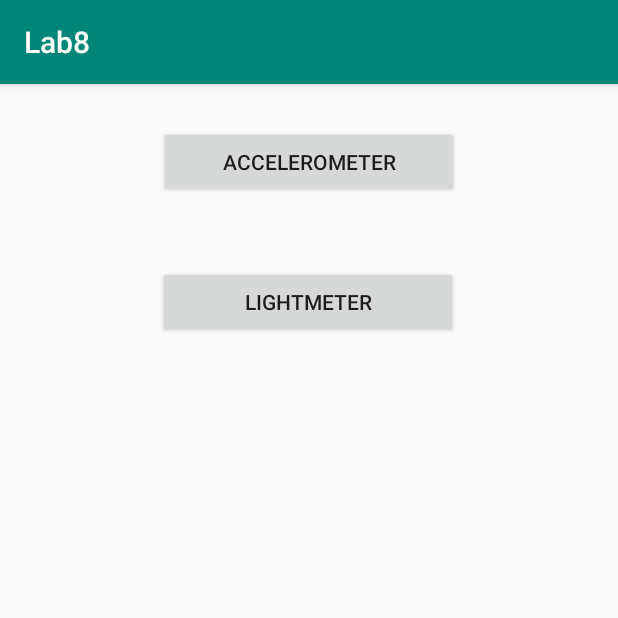
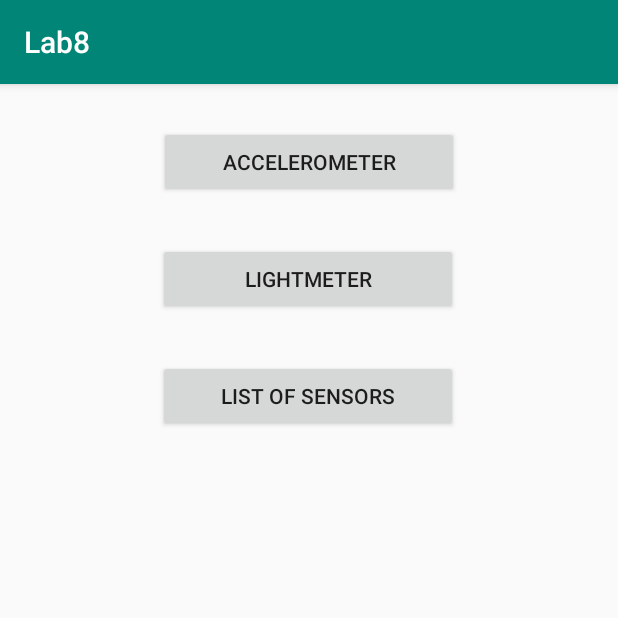
Before and after one commit to githubilona/TM8-sensors, an Android app: the screen it shows after launch (MainActivity), on a phone screen of 412 x 824 dp, the top half of it. Run offline under Robolectric (Android 15) with nearby library versions, the phone set to English and light mode, and no system bars.

Commit message:
sensor list

```diff
--- a/app/src/main/AndroidManifest.xml
+++ b/app/src/main/AndroidManifest.xml
@@ -13,7 +13,8 @@
         android:roundIcon="@mipmap/ic_launcher_round"
         android:supportsRtl="true"
         android:theme="@style/AppTheme">
-        <activity android:name=".LightmeterActivity"></activity>
+        <activity android:name=".SensorListActivity"></activity>
+        <activity android:name=".LightmeterActivity" />
         <activity android:name=".AccelerometerActivity" />
         <activity android:name=".MainActivity">
             <intent-filter>
--- a/app/src/main/java/com/example/lab8/MainActivity.java
+++ b/app/src/main/java/com/example/lab8/MainActivity.java
@@ -8,21 +8,22 @@ import android.view.View;
 
 public class MainActivity extends AppCompatActivity {
 
+    @Override
+    protected void onCreate(Bundle savedInstanceState) {
+        super.onCreate(savedInstanceState);
+        setContentView(R.layout.activity_main);
+    }
+    public void accelerometerButtonOnClick(View view) {
+        Intent accelerometerIntent = new Intent(this, AccelerometerActivity.class);
+        startActivity(accelerometerIntent);
+    }
     public void lightmeterButtonOnClick(View view) {
         Intent lightmeterIntent = new Intent(this, LightmeterActivity.class);
         startActivity(lightmeterIntent);
     }
 
-    public void accelerometerButtonOnClick(View view) {
-        Intent accelerometerIntent = new Intent(this, AccelerometerActivity.class);
-        startActivity(accelerometerIntent);
+    public void listOfSensorsOnClick(View view) {
+        Intent sensorListIntent = new Intent(this, SensorListActivity.class);
+        startActivity(sensorListIntent);
     }
-
-
-    @Override
-    protected void onCreate(Bundle savedInstanceState) {
-        super.onCreate(savedInstanceState);
-        setContentView(R.layout.activity_main);
-    }
-
 }
--- a/app/src/main/res/layout/activity_main.xml
+++ b/app/src/main/res/layout/activity_main.xml
@@ -24,14 +24,25 @@
         android:id="@+id/lightmeterButton"
         android:layout_width="wrap_content"
         android:layout_height="wrap_content"
-        android:layout_marginTop="32dp"
+        android:layout_marginTop="30dp"
         android:width="200dp"
         android:onClick="lightmeterButtonOnClick"
         android:text="Lightmeter"
-        app:layout_constraintBottom_toBottomOf="parent"
         app:layout_constraintEnd_toEndOf="parent"
         app:layout_constraintHorizontal_bias="0.497"
         app:layout_constraintStart_toStartOf="parent"
-        app:layout_constraintTop_toBottomOf="@+id/accelerometerButton"
-        app:layout_constraintVertical_bias="0.022" />
+        app:layout_constraintTop_toBottomOf="@+id/accelerometerButton" />
+
+    <Button
+        android:id="@+id/sensorListButton"
+        android:layout_width="wrap_content"
+        android:layout_height="wrap_content"
+        android:layout_marginTop="30dp"
+        android:width="200dp"
+        android:onClick="listOfSensorsOnClick"
+        android:text="List of sensors"
+        app:layout_constraintEnd_toEndOf="parent"
+        app:layout_constraintHorizontal_bias="0.497"
+        app:layout_constraintStart_toStartOf="parent"
+        app:layout_constraintTop_toBottomOf="@+id/lightmeterButton" />
 </androidx.constraintlayout.widget.ConstraintLayout>
```
Also changed, not shown: app/src/main/java/com/example/lab8/SensorListActivity.java (added, +58 -0 lines), app/src/main/res/layout/activity_sensor_list.xml (added, +30 -0 lines).
